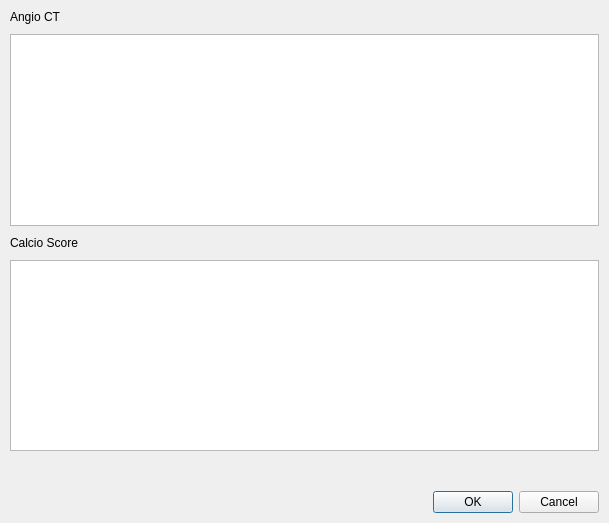
jbermudezcabrera/ControlDePacientes, file resources/uis/TACForm.ui: the form before one commit.
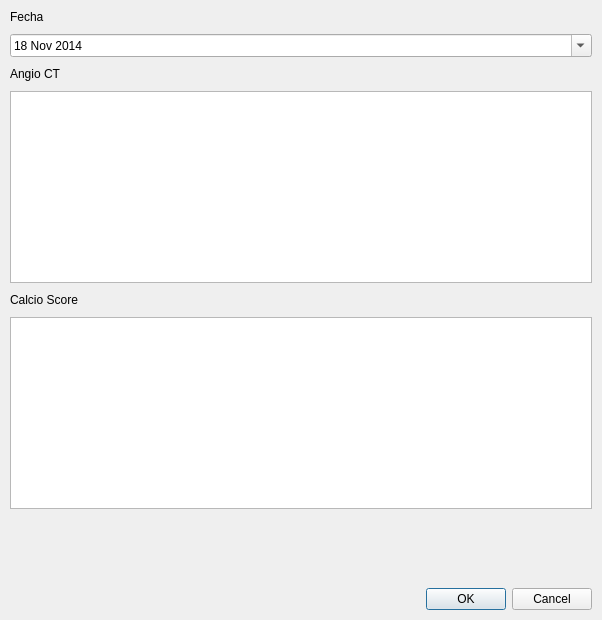
The form after the commit.

Commit message: agregado el campo de fecha al formulario de TAC.

```diff
--- a/resources/uis/TACForm.ui
+++ b/resources/uis/TACForm.ui
@@ -7,13 +7,16 @@
     <x>0</x>
     <y>0</y>
     <width>602</width>
-    <height>523</height>
+    <height>620</height>
    </rect>
   </property>
   <property name="windowTitle">
    <string>Form</string>
   </property>
-  <layout class="QGridLayout" name="gridLayout">
+  <layout class="QVBoxLayout" name="verticalLayout">
+   <property name="spacing">
+    <number>10</number>
+   </property>
    <property name="leftMargin">
     <number>10</number>
    </property>
@@ -26,33 +29,48 @@
    <property name="bottomMargin">
     <number>10</number>
    </property>
-   <property name="horizontalSpacing">
-    <number>5</number>
-   </property>
-   <property name="verticalSpacing">
-    <number>10</number>
-   </property>
-   <item row="0" column="0">
+   <item>
+    <widget class="QLabel" name="label_3">
+     <property name="text">
+      <string>Fecha</string>
+     </property>
+    </widget>
+   </item>
+   <item>
+    <widget class="QDateEdit" name="dateInput">
+     <property name="calendarPopup">
+      <bool>true</bool>
+     </property>
+     <property name="date">
+      <date>
+       <year>2014</year>
+       <month>11</month>
+       <day>18</day>
+      </date>
+     </property>
+    </widget>
+   </item>
+   <item>
     <widget class="QLabel" name="label">
      <property name="text">
       <string>Angio CT</string>
      </property>
     </widget>
    </item>
-   <item row="1" column="0" colspan="2">
+   <item>
     <widget class="QPlainTextEdit" name="angioInput"/>
    </item>
-   <item row="2" column="0">
+   <item>
     <widget class="QLabel" name="label_2">
      <property name="text">
       <string>Calcio Score</string>
      </property>
     </widget>
    </item>
-   <item row="3" column="0" colspan="2">
+   <item>
     <widget class="QTableView" name="calcioScoreTable"/>
    </item>
-   <item row="4" column="1">
+   <item>
     <spacer name="verticalSpacer">
      <property name="orientation">
       <enum>Qt::Vertical</enum>
@@ -65,7 +83,7 @@
      </property>
     </spacer>
    </item>
-   <item row="5" column="0" colspan="2">
+   <item>
     <widget class="QDialogButtonBox" name="buttonBox">
      <property name="standardButtons">
       <set>QDialogButtonBox::Cancel|QDialogButtonBox::Ok</set>
```
The commit also changes 2 other files.
